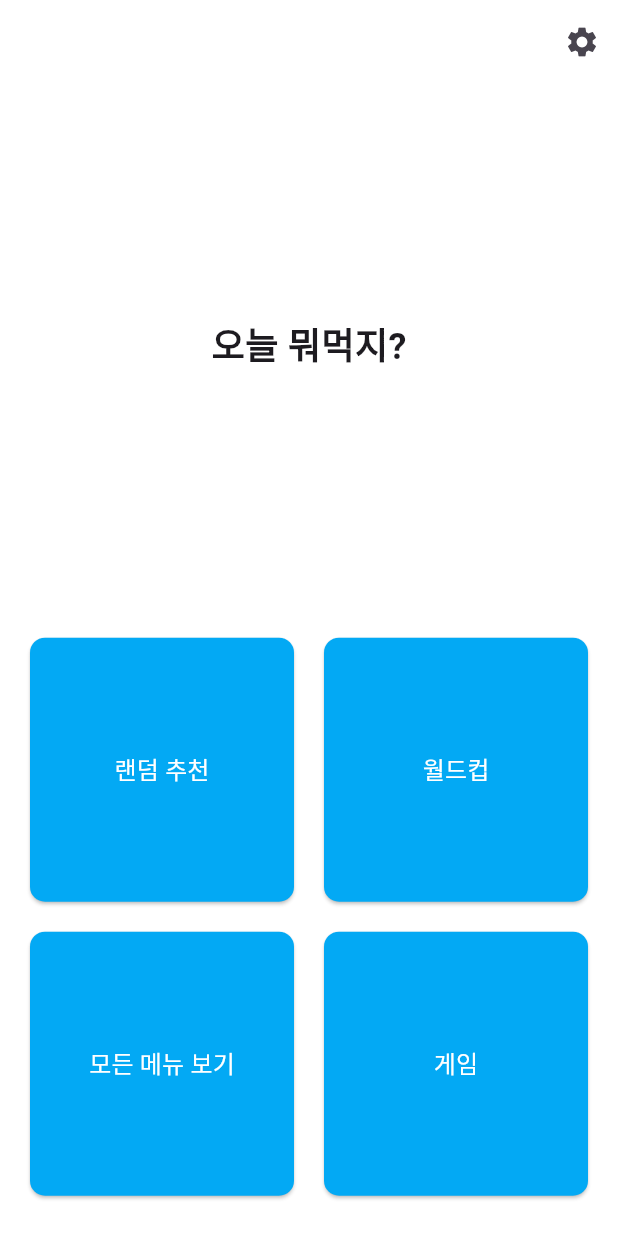
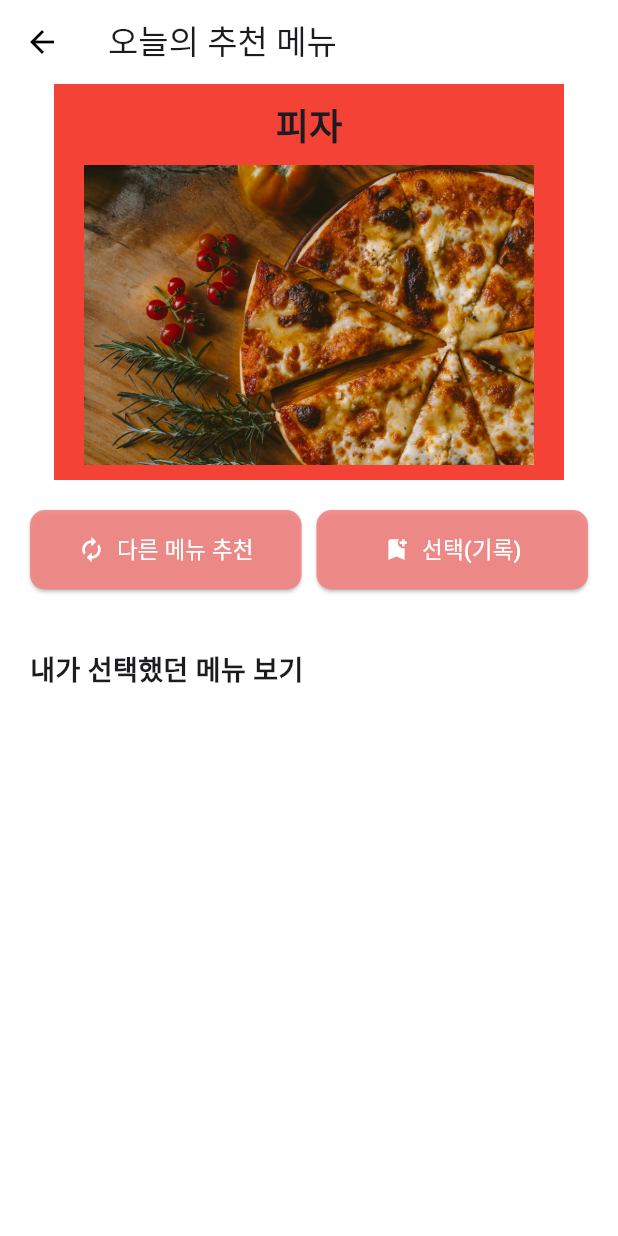
Before and after one commit to GOODJINC/bappick, a Flutter app: the screen it shows after launch, after a tap on "랜덤 추천", on a phone screen of 412 x 824 dp. Run offline on Flutter 3.47's test engine with Material 3 defaults, Android fonts, the phone set to English and light mode, and no system bars; our stand-ins replace shared_preferences.

Commit message:
Add theme & Improve UI

```diff
--- /dev/null
+++ b/devtools_options.yaml
@@ -0,0 +1,3 @@
+description: This file stores settings for Dart & Flutter DevTools.
+documentation: https://docs.flutter.dev/tools/devtools/extensions#configure-extension-enablement-states
+extensions:
--- /dev/null
+++ b/lib/data/food_data.dart
@@ -0,0 +1,19 @@
+import '../models/food.dart';
+
+class FoodData {
+  static final List<Food> foods = [
+    Food(
+      name: "치킨",
+      imageUrl: "assets/images/chicken.jpg",
+    ),
+    Food(
+      name: "피자",
+      imageUrl: "assets/images/pizza.jpg",
+    ),
+    Food(
+      name: "햄버거",
+      imageUrl: "assets/images/hamburger.jpg",
+    ),
+    // 더 많은 음식을 여기에 추가할 수 있습니다.
+  ];
+}
--- a/lib/main.dart
+++ b/lib/main.dart
@@ -1,7 +1,21 @@
 import 'package:flutter/material.dart';
+import 'package:bappick/pages/settings.dart';
+import 'package:provider/provider.dart';
+import 'package:bappick/providers/theme_provider.dart';
+import 'package:bappick/theme/app_theme.dart';
+import 'package:bappick/pages/random_page.dart';
+import 'package:bappick/providers/food_history_provider.dart';
 
 void main() {
-  runApp(const BapPickApp());
+  runApp(
+    MultiProvider(
+      providers: [
+        ChangeNotifierProvider(create: (_) => ThemeProvider()),
+        ChangeNotifierProvider(create: (_) => FoodHistoryProvider()),
+      ],
+      child: const BapPickApp(),
+    ),
+  );
 }
 
 class BapPickApp extends StatelessWidget {
@@ -9,12 +23,17 @@ class BapPickApp extends StatelessWidget {
 
   @override
   Widget build(BuildContext context) {
-    return MaterialApp(
-      title: '밥픽',
-      theme: ThemeData(
-        primarySwatch: Colors.blue,
-      ),
-      home: const MainPage(),
+    return Consumer<ThemeProvider>(
+      builder: (context, themeProvider, child) {
+        return MaterialApp(
+          title: '밥픽',
+          theme: AppTheme.lightTheme,
+          darkTheme: AppTheme.darkTheme,
+          themeMode:
+              themeProvider.isDarkMode ? ThemeMode.dark : ThemeMode.light,
+          home: const MainPage(),
+        );
+      },
     );
   }
 }
@@ -27,18 +46,19 @@ class MainPage extends StatelessWidget {
     return Scaffold(
       appBar: AppBar(
         elevation: 0,
-        backgroundColor: Colors.white,
         actions: [
           // 설정 버튼
           IconButton(
             icon: const Icon(Icons.settings),
             onPressed: () {
-              print("설정 버튼 클릭");
+              Navigator.push(
+                context,
+                MaterialPageRoute(builder: (context) => const SettingsPage()),
+              );
             },
           )
         ],
       ),
-      backgroundColor: Colors.white,
       body: Column(
         children: [
           Expanded(
@@ -47,7 +67,7 @@ class MainPage extends StatelessWidget {
               child: const Text(
                 '오늘 뭐먹지?',
                 style: TextStyle(
-                  fontSize: 24,
+                  fontSize: 28,
                   fontWeight: FontWeight.bold,
                 ),
               ),
@@ -63,17 +83,21 @@ class MainPage extends StatelessWidget {
                 mainAxisSpacing: 20,
                 children: [
                   _buildButton('랜덤 추천', () {
-                    print("랜덤 추천 클릭");
-                  }),
+                    Navigator.push(
+                      context,
+                      MaterialPageRoute(
+                          builder: (context) => const RandomPage()),
+                    );
+                  }, Color(0xE6F28482)),
                   _buildButton('월드컵', () {
                     print("월드컵 클릭");
-                  }),
+                  }, Color(0xE6F6BD60)),
                   _buildButton('모든 메뉴 보기', () {
                     print("모든 메뉴 보기 클릭");
-                  }),
+                  }, Color(0xE600b4d8)),
                   _buildButton('게임', () {
                     print("게임 클릭");
-                  }),
+                  }, Color(0xE684A59D)),
                 ],
               ),
             ),
@@ -84,11 +108,12 @@ class MainPage extends StatelessWidget {
   }
 
   // 버튼 위젯 생성 함수
-  Widget _buildButton(String text, VoidCallback onPressed) {
+  Widget _buildButton(
+      String text, VoidCallback onPressed, Color backgroundColor) {
     return ElevatedButton(
       onPressed: onPressed,
       style: ElevatedButton.styleFrom(
-        backgroundColor: Colors.lightBlue,
+        backgroundColor: backgroundColor,
         padding: const EdgeInsets.symmetric(vertical: 20),
         shape: RoundedRectangleBorder(
           borderRadius: BorderRadius.circular(10),
--- /dev/null
+++ b/lib/models/food.dart
@@ -0,0 +1,6 @@
+class Food {
+  final String name;
+  final String imageUrl;
+
+  Food({required this.name, required this.imageUrl});
+}
--- /dev/null
+++ b/lib/pages/random_page.dart
@@ -0,0 +1,179 @@
+import 'package:flutter/material.dart';
+import 'package:provider/provider.dart';
+import 'dart:math';
+import '../models/food.dart';
+import '../data/food_data.dart';
+import '../providers/food_history_provider.dart';
+
+class RandomPage extends StatefulWidget {
+  const RandomPage({super.key});
+
+  @override
+  State<RandomPage> createState() => _RandomPageState();
+}
+
+class _RandomPageState extends State<RandomPage> {
+  Food? currentFood;
+  Food? lastFood;
+
+  @override
+  void initState() {
+    super.initState();
+    _getRandomFood();
+  }
+
+  void _getRandomFood() {
+    final random = Random();
+    Food newFood;
+    do {
+      newFood = FoodData.foods[random.nextInt(FoodData.foods.length)];
+    } while (newFood.name == lastFood?.name);
+
+    setState(() {
+      lastFood = currentFood;
+      currentFood = newFood;
+    });
+  }
+
+  @override
+  Widget build(BuildContext context) {
+    return Scaffold(
+      appBar: AppBar(
+        title: const Text('오늘의 추천 메뉴'),
+        elevation: 0,
+      ),
+      body: Column(
+        children: [
+          Container(
+            color: Colors.red,
+            padding: const EdgeInsets.fromLTRB(20, 10, 20, 10),
+            child: Column(
+              mainAxisAlignment: MainAxisAlignment.center,
+              children: [
+                if (currentFood != null) ...[
+                  Text(
+                    currentFood!.name,
+                    style: const TextStyle(
+                      fontSize: 24,
+                      fontWeight: FontWeight.bold,
+                    ),
+                  ),
+                  const SizedBox(height: 10),
+                  Image.asset(
+                    currentFood!.imageUrl,
+                    height: 200,
+                  ),
+                ],
+              ],
+            ),
+          ),
+          Container(
+            padding: const EdgeInsets.all(20),
+            child: Row(
+              children: [
+                Expanded(
+                  child: ElevatedButton.icon(
+                    icon: Icon(
+                      Icons.autorenew,
+                      color: Colors.white,
+                    ),
+                    onPressed: _getRandomFood,
+                    label: Text(
+                      '다른 메뉴 추천',
+                      style: TextStyle(fontSize: 15),
+                    ),
+                    style: ElevatedButton.styleFrom(
+                        padding: const EdgeInsets.symmetric(vertical: 15),
+                        backgroundColor: Color(0xE6F28482),
+                        shape: RoundedRectangleBorder(
+                            borderRadius: BorderRadius.circular(10))),
+                  ),
+                ),
+                const SizedBox(width: 10),
+                Expanded(
+                  child: ElevatedButton.icon(
+                    icon: Icon(
+                      Icons.bookmark_add,
+                      color: Colors.white,
+                    ),
+                    onPressed: () {
+                      if (currentFood != null) {
+                        context
+                            .read<FoodHistoryProvider>()
+                            .addFood(currentFood!.name);
+                      }
+                    },
+                    label: Text('선택(기록)', style: TextStyle(fontSize: 15)),
+                    style: ElevatedButton.styleFrom(
+                        padding: const EdgeInsets.symmetric(vertical: 15),
+                        backgroundColor: Color(0xE6F28482),
+                        shape: RoundedRectangleBorder(
+                            borderRadius: BorderRadius.circular(10))),
+                  ),
+                ),
+              ],
+            ),
+          ),
+          Expanded(
+            child: Container(
+              padding: const EdgeInsets.all(20),
+              child: Column(
+                crossAxisAlignment: CrossAxisAlignment.start,
+                children: [
+                  const Text(
+                    '내가 선택했던 메뉴 보기',
+                    style: TextStyle(
+                      fontSize: 18,
+                      fontWeight: FontWeight.bold,
+                    ),
+                  ),
+                  const SizedBox(height: 10),
+                  Expanded(
+                    child: Consumer<FoodHistoryProvider>(
+                      builder: (context, provider, child) {
+                        return ListView.builder(
+                          itemCount: provider.selectedFoods.length,
+                          itemBuilder: (context, index) {
+                            final parts =
+                                provider.selectedFoods[index].split(',');
+                            final foodName = parts[0];
+                            final dateTime = DateTime.parse(parts[1]);
+                            return ListTile(
+                              contentPadding:
+                                  EdgeInsets.symmetric(horizontal: 0),
+                              title: Text(foodName),
+                              leading: Container(
+                                padding: EdgeInsets.symmetric(
+                                    horizontal: 12, vertical: 6), // 박스 내부 여백
+                                decoration: BoxDecoration(
+                                  color: Color(0xE6F28482), // 박스 배경색
+                                  borderRadius:
+                                      BorderRadius.circular(8), // 모서리 둥글게
+                                ),
+                                child: Text(
+                                  '${dateTime.year}-${dateTime.month.toString().padLeft(2, '0')}-${dateTime.day.toString().padLeft(2, '0')}',
+                                  style: TextStyle(
+                                      fontSize: 12, color: Colors.white),
+                                ),
+                              ),
+                              trailing: IconButton(
+                                icon: const Icon(Icons.close),
+                                onPressed: () {
+                                  provider.removeFood(index);
+                                },
+                              ),
+                            );
+                          },
+                        );
+                      },
+                    ),
+                  ),
+                ],
+              ),
+            ),
+          ),
+        ],
+      ),
+    );
+  }
+}
--- /dev/null
+++ b/lib/providers/theme_provider.dart
@@ -0,0 +1,12 @@
+import 'package:flutter/material.dart';
+
+class ThemeProvider with ChangeNotifier {
+  bool _isDarkMode = false;
+
+  bool get isDarkMode => _isDarkMode;
+
+  void toggleTheme() {
+    _isDarkMode = !_isDarkMode;
+    notifyListeners();
+  }
+}
--- /dev/null
+++ b/lib/theme/app_theme.dart
@@ -0,0 +1,32 @@
+import 'package:flutter/material.dart';
+
+class AppTheme {
+  static ThemeData lightTheme = ThemeData(
+    brightness: Brightness.light,
+    primarySwatch: Colors.blue,
+    scaffoldBackgroundColor: Colors.white,
+    appBarTheme: const AppBarTheme(
+      backgroundColor: Colors.white,
+      iconTheme: IconThemeData(color: Colors.black),
+      elevation: 0,
+    ),
+    elevatedButtonTheme: ElevatedButtonThemeData(
+      style: ElevatedButton.styleFrom(
+          backgroundColor: Colors.lightBlue, foregroundColor: Colors.white),
+    ),
+  );
+
+  static ThemeData darkTheme = ThemeData(
+    brightness: Brightness.dark,
+    primarySwatch: Colors.blue,
+    scaffoldBackgroundColor: Colors.grey[900],
+    appBarTheme: AppBarTheme(
+      backgroundColor: Colors.grey[900],
+      elevation: 0,
+    ),
+    elevatedButtonTheme: ElevatedButtonThemeData(
+      style: ElevatedButton.styleFrom(
+          backgroundColor: Colors.blue[700], foregroundColor: Colors.white),
+    ),
+  );
+}
```
Also changed, not shown: lib/pages/settings.dart (added, +29 -0 lines), lib/providers/food_history_provider.dart (added, +34 -0 lines), pubspec.yaml (+6 -2 lines), assets/images/chicken.jpg (added), assets/images/hamburger.jpg (added), assets/images/pizza.jpg (added), pubspec.lock, 3 other files.
